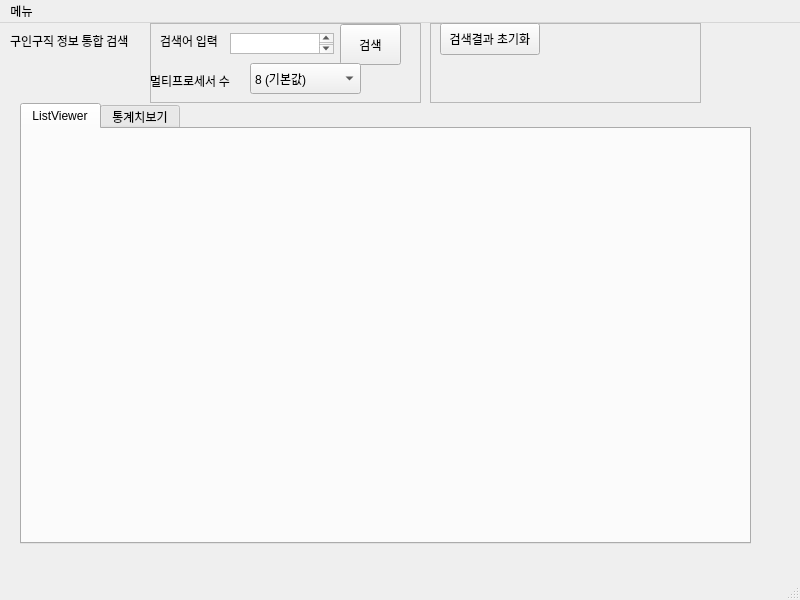
4xvgal/JobScraper, file src/gui/gui/form.ui: the form before one commit.
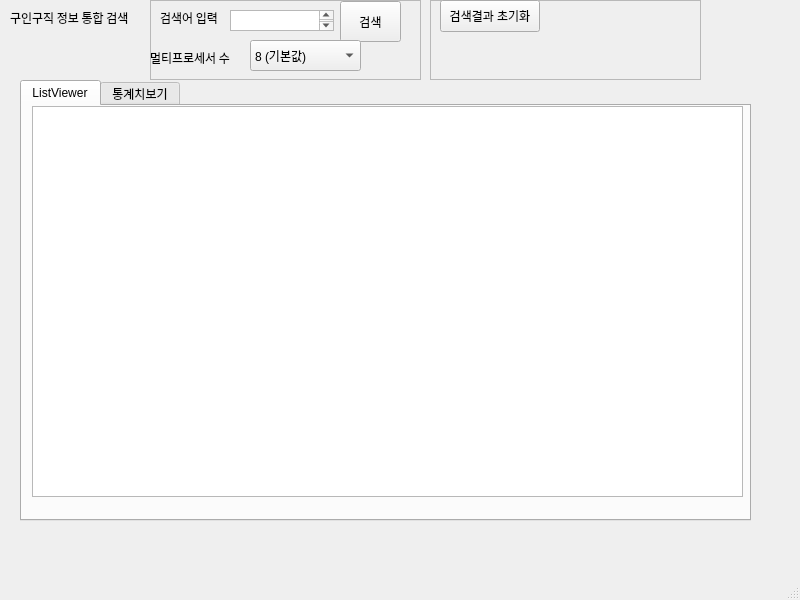
The form after the commit.

Commit message: [UPDATE] 버튼문제해결

```diff
--- a/src/gui/gui/form.ui
+++ b/src/gui/gui/form.ui
@@ -48,6 +48,16 @@
      <attribute name="title">
       <string>ListViewer</string>
      </attribute>
+     <widget class="QTableView" name="ShowingCSV">
+      <property name="geometry">
+       <rect>
+        <x>10</x>
+        <y>0</y>
+        <width>711</width>
+        <height>391</height>
+       </rect>
+      </property>
+     </widget>
     </widget>
     <widget class="QWidget" name="Statics">
      <attribute name="title">
@@ -215,22 +225,6 @@
     </widget>
    </widget>
   </widget>
-  <widget class="QMenuBar" name="menubar">
-   <property name="geometry">
-    <rect>
-     <x>0</x>
-     <y>0</y>
-     <width>800</width>
-     <height>24</height>
-    </rect>
-   </property>
-   <widget class="QMenu" name="menu">
-    <property name="title">
-     <string>메뉴</string>
-    </property>
-   </widget>
-   <addaction name="menu"/>
-  </widget>
   <widget class="QStatusBar" name="statusbar"/>
  </widget>
  <resources/>
```
The commit also changes 3 other files.
